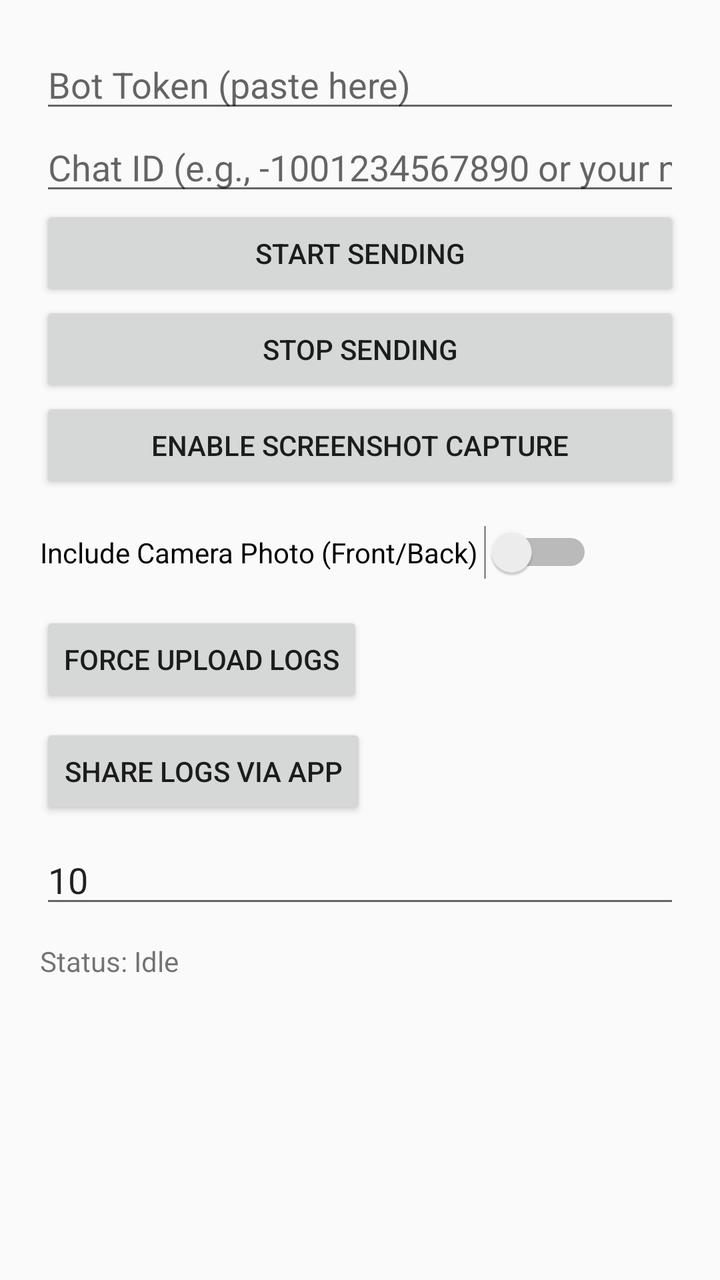
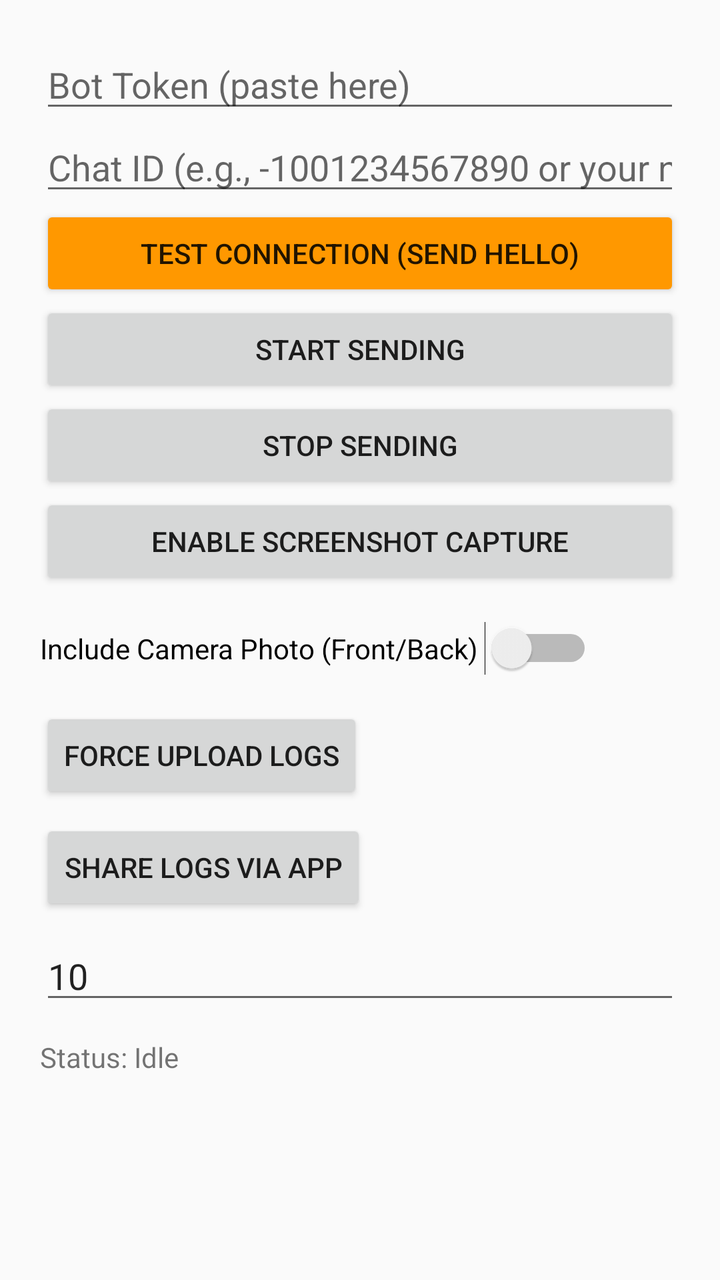

Screens rendered from an Android XML layout before and after an edit, with the pre-edit source and the edit as a unified diff.
<!-- AndroidManifest.xml: application theme Theme.AppCompat.Light.NoActionBar -->
<!-- res/layout/activity_main.xml -->
<?xml version="1.0" encoding="utf-8"?>
<LinearLayout xmlns:android="http://schemas.android.com/apk/res/android"
    android:id="@+id/root"
    android:layout_width="match_parent"
    android:layout_height="match_parent"
    android:orientation="vertical"
    android:padding="20dp">

    <EditText
        android:id="@+id/botToken"
        android:layout_width="match_parent"
        android:layout_height="wrap_content"
        android:hint="Bot Token (paste here)"
        android:inputType="textNoSuggestions|textVisiblePassword"/>

    <EditText
        android:id="@+id/chatId"
        android:layout_width="match_parent"
        android:layout_height="wrap_content"
        android:hint="Chat ID (e.g., -1001234567890 or your numeric id)"
        android:inputType="text"/>

    <Button
        android:id="@+id/startButton"
        android:layout_width="match_parent"
        android:layout_height="wrap_content"
        android:text="Start Sending"/>

    <Button
        android:id="@+id/stopButton"
        android:layout_width="match_parent"
        android:layout_height="wrap_content"
        android:text="Stop Sending"/>
    <Button
        android:id="@+id/screenshotButton"
        android:layout_width="match_parent"
        android:layout_height="wrap_content"
        android:text="Enable Screenshot Capture" />

    <Switch
        android:id="@+id/cameraSwitch"
        android:layout_width="wrap_content"
        android:layout_height="wrap_content"
        android:text="Include Camera Photo (Front/Back) "
        android:layout_marginTop="16dp"/>

    <Button
        android:id="@+id/downloadLogsButton"
        android:layout_width="wrap_content"
        android:layout_height="wrap_content"
        android:text="Force Upload Logs"
        android:layout_marginTop="16dp" />

    <Button
        android:id="@+id/shareLocalLogsButton"
        android:layout_width="wrap_content"
        android:layout_height="wrap_content"
        android:text="Share Logs via App"
        android:layout_marginTop="8dp" />

    <EditText
        android:id="@+id/screenshotIntervalEdit"
        android:layout_width="match_parent"
        android:layout_height="wrap_content"
        android:hint="Screenshot Interval (seconds, min 5)"
        android:inputType="number"
        android:text="10" 
        android:layout_marginTop="8dp" />

    <TextView
        android:id="@+id/statusText"
        android:layout_width="match_parent"
        android:layout_height="wrap_content"
        android:text="Status: Idle"
        android:paddingTop="12dp"/>
</LinearLayout>
<!-- resources referenced by this layout -->
<resources>

</resources>

<!-- the commit's change to res/layout/activity_main.xml (unified diff, before → after) -->
@@ -19,6 +19,13 @@
         android:layout_height="wrap_content"
         android:hint="Chat ID (e.g., -1001234567890 or your numeric id)"
         android:inputType="text"/>
+
+    <Button
+        android:id="@+id/testConnectionButton"
+        android:layout_width="match_parent"
+        android:layout_height="wrap_content"
+        android:text="Test Connection (Send Hello)"
+        android:backgroundTint="#FF9800"/>
 
     <Button
         android:id="@+id/startButton"
